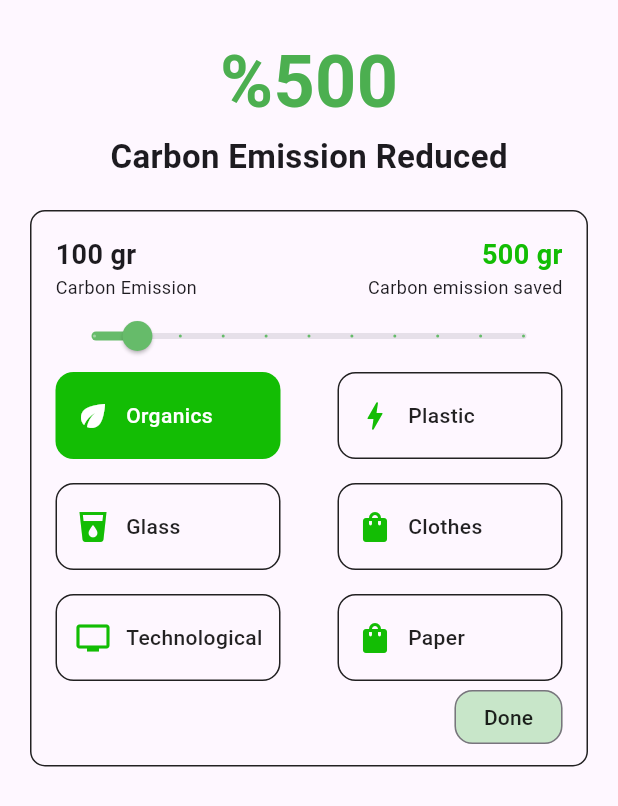
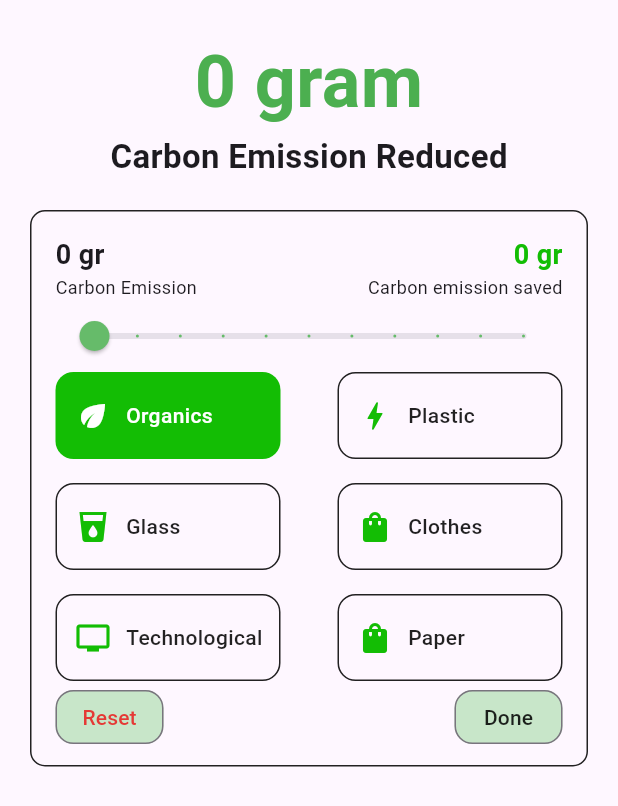
Before and after one commit to Aspendas/eco_echo, a Flutter app: the RecycleScreen widget shown alone on an empty page, opened directly, after a tap on "Done", on a phone screen of 412 x 824 dp. Shown: the top 806 px of the screen. Run offline on Flutter 3.47's test engine with Material 3 defaults, Android fonts, the phone set to English and light mode, and no system bars; our stand-ins replace camera, cloud_firestore, firebase_core, flutter_gemini, google_maps_flutter, shared_preferences and 1 more; accounts and stored records are empty; statements that could not run were skipped.

Commit message:
Add counter storage and reset functionality

```diff
--- /dev/null
+++ b/lib/models/recycle/count.dart
@@ -0,0 +1,21 @@
+import 'package:shared_preferences/shared_preferences.dart';
+
+class CounterStorage {
+  final Future<SharedPreferences> _prefs = SharedPreferences.getInstance();
+
+  Future<int> readCounter() async {
+    final prefs = await _prefs;
+    return prefs.getInt('counter') ?? 0;
+  }
+
+  Future<void> incrementCounter(int increamentValue) async {
+    final prefs = await _prefs;
+    int counter = (prefs.getInt('counter') ?? 0) + increamentValue;
+    await prefs.setInt('counter', counter);
+  }
+
+  Future<void> resetCounter() async {
+    final prefs = await _prefs;
+    await prefs.setInt('counter', 0);
+  }
+}
--- a/lib/screens/recycle/recycle.dart
+++ b/lib/screens/recycle/recycle.dart
@@ -1,3 +1,4 @@
+import 'package:eco_echo/models/recycle/count.dart';
 import 'package:flutter/material.dart';
 import 'package:shared_preferences/shared_preferences.dart';
 
@@ -103,14 +104,14 @@ class _RecycleScreenState extends State<RecycleScreen> {
       multiplier: 15,
     ),
   ];
-  double _currentSliderValue = 100;
+  double _currentSliderValue = 0;
   List<double> multipliers = [5.0, 1.5, 0.5, 75, 30, 15];
   int currentCategory = 0;
-  int? calculatedEmissionValue;
-  int calculateEmission() {
-    return (_currentSliderValue * multipliers[currentCategory]).toInt();
+  calculateEmission(incrementValue) {
+    counterStorage.incrementCounter(incrementValue);
   }
 
+  CounterStorage counterStorage = CounterStorage();
   void makeActive(int index) {
     setState(() {
       categoryItems = List<WasteCategories>.generate(
@@ -131,17 +132,19 @@ class _RecycleScreenState extends State<RecycleScreen> {
       shrinkWrap: true,
       children: [
         const SizedBox(height: 20),
-        calculatedEmissionValue == null
-            ? const SizedBox()
-            : Center(
-                child: Text(
-                  "%${calculatedEmissionValue ?? ""}",
+        Center(
+          child: FutureBuilder<Object>(
+              future: counterStorage.readCounter(),
+              builder: (context, snapshot) {
+                return Text(
+                  "${snapshot.data.toString()} gram",
                   style: const TextStyle(
                       fontSize: 48,
                       fontWeight: FontWeight.bold,
                       color: Colors.green),
-                ),
-              ),
+                );
+              }),
+        ),
         const Center(
           child: Text(
             "Carbon Emission Reduced",
@@ -319,7 +322,23 @@ class _RecycleScreenState extends State<RecycleScreen> {
                   Row(
                     mainAxisAlignment: MainAxisAlignment.spaceBetween,
                     children: [
-                      const SizedBox(),
+                      OutlinedButton(
+                        style: OutlinedButton.styleFrom(
+                          foregroundColor: Colors.red[600],
+                          backgroundColor: Colors.green[100],
+                          minimumSize: const Size(72, 36),
+                          padding: const EdgeInsets.symmetric(horizontal: 8),
+                          shape: const RoundedRectangleBorder(
+                            borderRadius: BorderRadius.all(Radius.circular(12)),
+                          ),
+                        ),
+                        onPressed: () {
+                          setState(() {
+                            counterStorage.resetCounter();
+                          });
+                        },
+                        child: const Text('Reset'),
+                      ),
                       OutlinedButton(
                         style: OutlinedButton.styleFrom(
                           foregroundColor: Colors.black87,
@@ -332,11 +351,15 @@ class _RecycleScreenState extends State<RecycleScreen> {
                         ),
                         onPressed: () {
                           setState(() {
-                            calculatedEmissionValue = calculateEmission();
+                            calculateEmission((_currentSliderValue *
+                                    multipliers[currentCategory])
+                                .toInt());
+                            _currentSliderValue = 0;
+                            makeActive(0);
                           });
                         },
                         child: const Text('Done'),
-                      )
+                      ),
                     ],
                   )
                 ],
```
